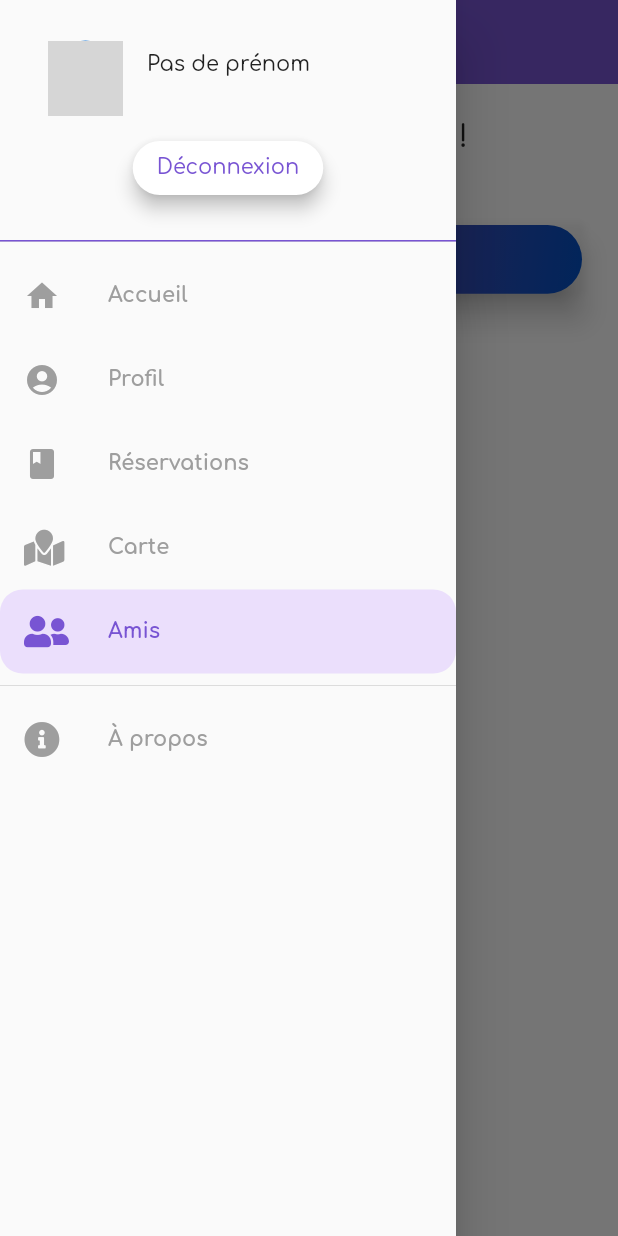
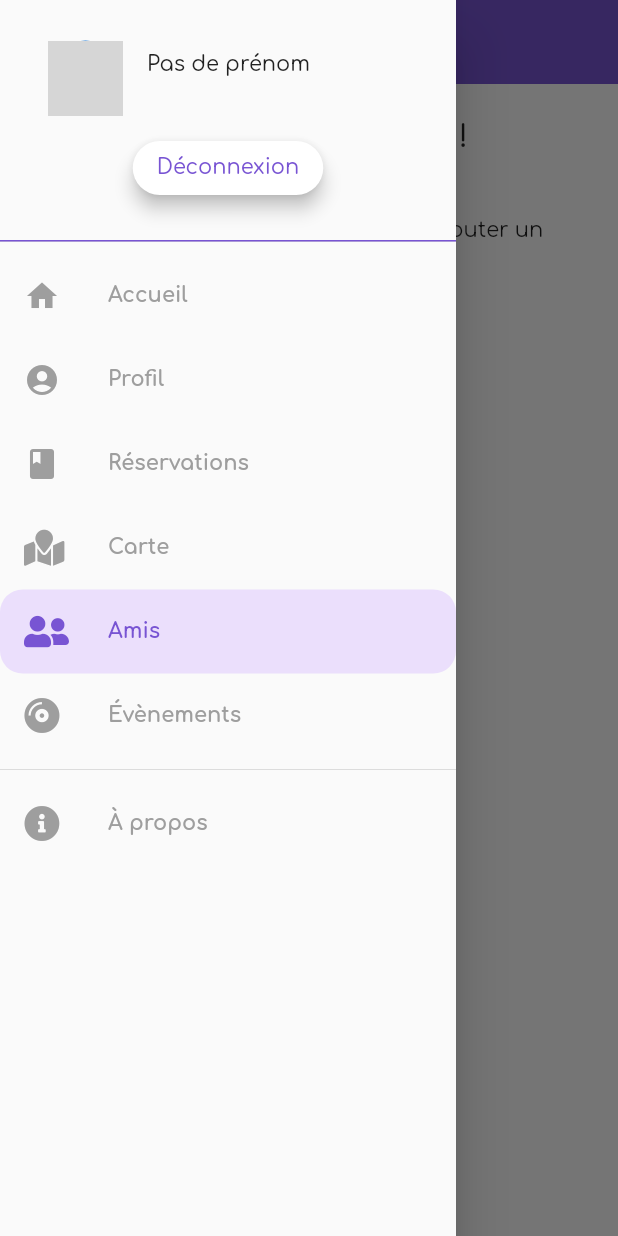
Before and after one commit to jeremySrgt/lynightProject, a Flutter app: the FriendsPage screen opened by its route, with the side drawer open, on a phone screen of 412 x 824 dp. Run offline on Flutter 3.47's test engine with Material 2 defaults, Android fonts, the phone set to English and light mode, and no system bars; drawn by our look-alikes of pull_to_refresh; our stand-ins replace cloud_firestore, firebase_auth, firebase_storage, flutter_datetime_picker, flutter_slidable, font_awesome_flutter and 6 more; missing offline and left inert: folding_cell, qr_code_scanner; accounts and stored records are empty; network calls fail; project files that could hold a hidden picture were left out; grey boxes are pictures that could not be loaded.

Commit message:
ajout de la page d'invitation avec l'affichage des invitation

```diff
--- a/lib/friends/friendResearch.dart
+++ b/lib/friends/friendResearch.dart
@@ -117,21 +117,20 @@ class _FriendResearchState extends State<FriendResearch> {
   }
 
   Widget _button() {
-    if(_isLoading){
+    if (_isLoading) {
       return Padding(
         padding: EdgeInsets.fromLTRB(0.0, 45.0, 0.0, 0.0),
         child: CircularProgressIndicator(),
       );
-    }
-    else{
+    } else {
       return Padding(
         padding: EdgeInsets.fromLTRB(0.0, 45.0, 0.0, 0.0),
         child: SizedBox(
           height: 40.0,
           child: RaisedButton(
             elevation: 5.0,
-            shape:
-            RoundedRectangleBorder(borderRadius: BorderRadius.circular(30.0)),
+            shape: RoundedRectangleBorder(
+                borderRadius: BorderRadius.circular(30.0)),
             child: Text('demande d\'ami',
                 style: TextStyle(color: Colors.white, fontSize: 20.0)),
             color: Theme.of(context).primaryColor,
@@ -146,7 +145,6 @@ class _FriendResearchState extends State<FriendResearch> {
     }
   }
 
-
   void _openModalBottomSheet(context) {
     showModalBottomSheet(
         context: context,
@@ -157,7 +155,10 @@ class _FriendResearchState extends State<FriendResearch> {
               color: Color(0xFF737373),
             ),
             child: Container(
-              child: SearchAlgo(currentUserId: widget.currentUserId, userName: widget.userName,),
+              child: SearchAlgo(
+                currentUserId: widget.currentUserId,
+                userName: widget.userName,
+              ),
               decoration: BoxDecoration(
                 color: Colors.white,
                 borderRadius: BorderRadius.only(
@@ -179,12 +180,14 @@ class _FriendResearchState extends State<FriendResearch> {
     return Padding(
       padding: const EdgeInsets.all(20.0),
       child: Container(
-        child: Card(
+        child: widget.userName == ''
+            ? Text('Tu dois renseigner ton prénom pour ajouter un ami !')
+            : Card(
                 color: Colors.transparent,
                 elevation: 8,
                 child: SizedBox(
-            height: height/18,
-            width: width/2,
+                  height: height / 18,
+                  width: width / 2,
                   child: GestureDetector(
                     onTap: () {
                       _openModalBottomSheet(context);
@@ -205,7 +208,8 @@ class _FriendResearchState extends State<FriendResearch> {
                           borderRadius: BorderRadius.all(Radius.circular(25))),
                       child: Center(
                         child: Text('Ajouter un ami',
-                      style: TextStyle(color: Colors.white, fontSize: 20.0)),
+                            style:
+                                TextStyle(color: Colors.white, fontSize: 20.0)),
                       ),
                       //color: Theme.of(context).primaryColor,
                     ),
--- a/lib/main.dart
+++ b/lib/main.dart
@@ -4,18 +4,17 @@ import 'package:flutter/services.dart';
 import 'comptePro/addClub.dart';
 import 'comptePro/scannerQrCode.dart';
 import 'friends/friendsPage.dart';
-import 'principalPage.dart';
 import 'package:lynight/nightCubPage/nightClubProfile.dart';
 import 'package:lynight/profilUtilisateur/profilUtilisateur.dart';
 import 'package:lynight/maps/googleMapsClient.dart';
 import 'package:lynight/authentification/auth.dart';
 import 'package:lynight/authentification/root_page.dart';
 import 'package:lynight/myReservations/myReservation.dart';
-import 'package:lynight/favorites/favoritesNightClub.dart';
 import 'package:lynight/nightCubPage/sumUpPage.dart';
 import 'package:lynight/sliderInformations/about.dart';
 import 'package:lynight/sliderInformations/termsAndConditions.dart';
 import 'package:lynight/sliderInformations/confidentiality.dart';
+import 'package:lynight/friends/eventInvitation.dart';
 
 void main() {
 //  debugPaintSizeEnabled = true;
@@ -64,6 +63,7 @@ class _MyAppState extends State<MyApp> {
         '/about': (BuildContext context) => About(),
         '/terms&conditions': (BuildContext context) => TermsAndConditions(),
         '/confidentiality' : (BuildContext context)=> Confidentiality(),
+        '/eventInvitation' : (BuildContext context)=> EventInvitation(),
       },
     );
   }
--- a/lib/principalPage.dart
+++ b/lib/principalPage.dart
@@ -1,4 +1,5 @@
 import 'package:flutter/material.dart';
+import 'package:font_awesome_flutter/font_awesome_flutter.dart';
 
 import 'package:lynight/discoverPage/topClubCard.dart';
 import 'package:lynight/discoverPage/bottomClubCard.dart';
@@ -100,7 +101,7 @@ class _PrincipalPageState extends State<PrincipalPage>
           indicatorColor: Colors.white,
           tabs: [
             Tab(
-              icon: Icon(Icons.adjust),
+              icon: Icon(FontAwesomeIcons.globe),
             ),
             Tab(
               icon: Icon(Icons.search),
--- a/lib/widgets/slider.dart
+++ b/lib/widgets/slider.dart
@@ -301,6 +301,34 @@ class _CustomSliderState extends State<CustomSlider> {
               },
             ),
           ),
+          Container(
+            decoration: widget.activePage == 'Invitation'
+                ? BoxDecoration(
+                color: Color(0xFFebdffc),
+                borderRadius: BorderRadius.circular(15.0))
+                : BoxDecoration(),
+            child: ListTile(
+              leading: Icon(
+                FontAwesomeIcons.compactDisc,
+                color: widget.activePage == 'Invitation'
+                    ? Theme.of(context).primaryColor
+                    : Colors.grey,
+              ),
+              title: Text(
+                'Évènements',
+                style: TextStyle(
+                  fontWeight: FontWeight.bold,
+                  color: widget.activePage == 'Invitation'
+                      ? Theme.of(context).primaryColor
+                      : Colors.grey,
+                ),
+              ),
+              //TODO ajouter un trailing pour afficher le nombre d'invitation
+              onTap: () {
+                Navigator.pushReplacementNamed(context, '/eventInvitation');
+              },
+            ),
+          ),
           pro == true ? Divider() : Container(),
           pro == true ? scanQrPro() : Container(),
           pro == true ? addClubPro() : Container(),
```
Also changed, not shown: lib/friends/eventInvitation.dart (added, +170 -0 lines). Lines whose indentation alone changed are shown as unchanged.
